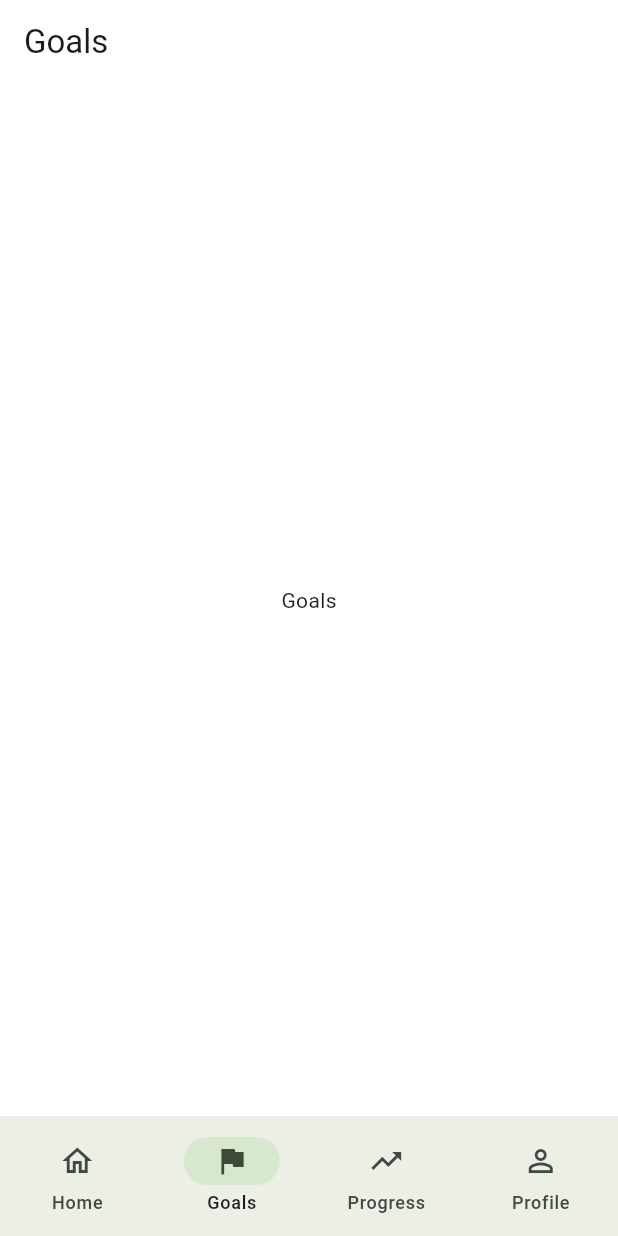
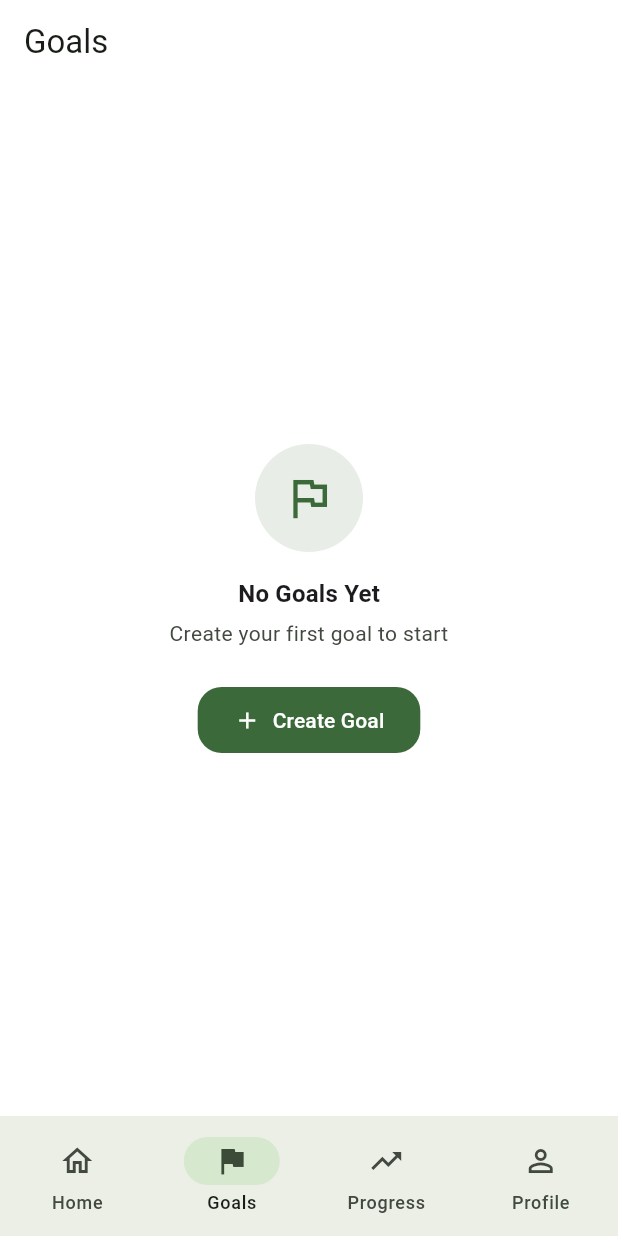
Before and after one commit to Noi451/StudySprout, a Flutter app: the screen it shows after launch, item 2 of the bottom bar chosen, on a phone screen of 412 x 824 dp. Run offline on Flutter 3.47's test engine with Material 3 defaults, Android fonts, the light colour scheme and no system bars; our stand-ins replace go_router.

Commit message:
feat(goals): implement goal foundation

```diff
--- a/lib/app/app.dart
+++ b/lib/app/app.dart
@@ -1,19 +1,25 @@
 import 'package:flutter/material.dart';
 
 import '../core/theme/app_theme.dart';
+import '../features/goals/domain/goal_store.dart';
+import '../features/goals/domain/goal_store_provider.dart';
 import 'router.dart';
 
 /// วิดเจ็ตราก (root widget) ของแอป StudySprout
 ///
 /// ใช้ [MaterialApp.router] เพื่อเชื่อมกับ [AppRouter.router] (go_router)
 /// และใช้ธีมแสง Material 3 จาก [AppTheme.light]
-/// ไม่ใช่ [MaterialApp] ธรรมดา เพราะ go_router เป็นตัวจัดการเส้นทางแทน
+///
+/// หุ้มด้วย [GoalStoreProvider] เพื่อส่ง [GoalStore] (รายการเป้าหมายใน memory)
+/// ให้ทุกหน้าใช้ร่วมกัน — Home กับ Goals แสดงข้อมูลเดียวกันและอัปเดตพร้อมกัน
 class StudySproutApp extends StatelessWidget {
   const StudySproutApp({super.key});
 
   @override
   Widget build(BuildContext context) {
-    return MaterialApp.router(
+    return GoalStoreProvider(
+      notifier: GoalStore(),
+      child: MaterialApp.router(
         title: 'StudySprout',
         debugShowCheckedModeBanner: false,
 
@@ -22,6 +28,7 @@ class StudySproutApp extends StatelessWidget {
 
         // ส่ง router ให้ MaterialApp จัดการเส้นทางทั้งหมด
         routerConfig: AppRouter.router,
+      ),
     );
   }
 }
--- /dev/null
+++ b/lib/features/goals/domain/goal.dart
@@ -0,0 +1,23 @@
+/// Model ของ "เป้าหมาย" (Goal) ของแอป StudySprout
+///
+/// เป็น data class ล้วน ๆ — เก็บข้อมูลเป้าหมายที่ผู้ใช้สร้าง
+/// ยังไม่มีการบันทึกลง Database/SharedPreferences เก็บไว้ใน memory เท่านั้น
+///
+/// ฟิลด์ทั้งหมดตามข้อกำหนด Milestone 4:
+///  - [id]            รหัสเฉพาะของเป้าหมาย
+///  - [title]         ชื่อเป้าหมาย
+///  - [targetMinutes] เป้าหมายเวลาเรียน (นาที)
+///  - [createdAt]     วันเวลาที่สร้าง
+class Goal {
+  const Goal({
+    required this.id,
+    required this.title,
+    required this.targetMinutes,
+    required this.createdAt,
+  });
+
+  final String id;
+  final String title;
+  final int targetMinutes;
+  final DateTime createdAt;
+}
--- /dev/null
+++ b/lib/features/goals/domain/goal_id_generator.dart
@@ -0,0 +1,23 @@
+import 'goal.dart';
+
+/// ตัวสร้างรหัสเฉพาะ (id) สำหรับ [Goal]
+///
+/// แยก logic การสร้าง id ออกจาก widget เพื่อให้โค้ดสะอาดและเปลี่ยนที่เดียวได้
+/// ตอนนี้ใช้ [DateTime.timestamp] อัตโนมัติ (จะ throw ในบางสภาพแวดล้อมเช่น test runner
+/// จึงคืนค่า String แทนเพื่อให้ง่ายและคาดเดาได้)
+class GoalIdGenerator {
+  GoalIdGenerator._(); // ป้องกันการสร้าง instance
+
+  /// สร้าง id จากตัวนับอัตโนมัติ — ใช้ร่วมกับรายการเพื่อให้ id ไม่ซ้ำกัน
+  ///
+  /// รับค่า count = จำนวนเป้าหมายที่มีอยู่ แล้วคืน id ถัดไป
+  /// วิธีนี้เรียบง่ายและไม่พึ่งพา [DateTime.now] (ซึ่งอาจไม่สามารถใช้ได้ในบาง context)
+  static String nextId(int currentCount) {
+    return 'goal_${currentCount + 1}';
+  }
+
+  /// คืน id ถัดไปสำหรับรายการที่มีอยู่ [existing]
+  static String nextIdFor(List<Goal> existing) {
+    return nextId(existing.length);
+  }
+}
--- /dev/null
+++ b/lib/features/goals/domain/goal_store.dart
@@ -0,0 +1,42 @@
+import 'package:flutter/foundation.dart';
+
+import 'goal.dart';
+import 'goal_id_generator.dart';
+
+/// ที่เก็บรายการเป้าหมาย (Goal) แบบ local in-memory — สำหรับทั้งแอป
+///
+/// เป็น [ChangeNotifier] เพื่อให้ widget ที่ฟัง (ListenableBuilder) รู้ว่ารายการเปลี่ยน
+/// แล้ว rebuild อัตโนมัติ — ทำให้ Home กับ Goals แสดงข้อมูลเดียวกันและอัปเดตพร้อมกัน
+///
+/// ยังไม่มีการบันทึกลง Database/SharedPreferences — เก็บใน memory เท่านั้น
+///
+/// ตัวนี้เป็น "state" ล้วน ๆ ไม่ใช่ business logic ที่ต้องห้าม
+/// (เพราะเป็นการเก็บข้อมูลตามข้อกำหนด Milestone 4: Local in-memory List)
+class GoalStore extends ChangeNotifier {
+  final List<Goal> _goals = [];
+
+  /// รายการเป้าหมายทั้งหมด (อ่านได้อย่างเดียวจากภายนอก)
+  List<Goal> get goals => List.unmodifiable(_goals);
+
+  /// เป้าหมายล่าสุด — ใช้ในหน้า Home (ถ้ามี)
+  Goal? get latestGoal =>
+      _goals.isEmpty ? null : _goals[_goals.length - 1];
+
+  /// เพิ่มเป้าหมายใหม่ แล้วแจ้ง listener ให้ rebuild
+  void add(Goal goal) {
+    _goals.add(goal);
+    notifyListeners();
+  }
+
+  /// สร้างเป้าหมายใหม่จากข้อมูลฟอร์ม (title + targetMinutes)
+  /// คำนวณ id/createdAt ภายใน domain layer ก่อนเพิ่ม
+  void createGoal({required String title, required int targetMinutes}) {
+    final goal = Goal(
+      id: GoalIdGenerator.nextIdFor(_goals),
+      title: title,
+      targetMinutes: targetMinutes,
+      createdAt: DateTime.now(),
+    );
+    add(goal);
+  }
+}
--- /dev/null
+++ b/lib/features/goals/domain/goal_store_provider.dart
@@ -0,0 +1,27 @@
+import 'package:flutter/widgets.dart';
+
+import 'goal_store.dart';
+
+/// ส่ง [GoalStore] ให้ widget ทั้งแอปผ่าน inheritance tree
+///
+/// ใช้ [InheritedNotifier] ที่รองรับการ rebuild อัตโนมัติเมื่อ [GoalStore]
+/// (ซึ่งเป็น [ChangeNotifier]) แจ้งว่ามีการเปลี่ยนแปลง — ทำให้ widget ที่
+/// ดึง store ผ่าน [GoalStoreProvider.of] ถูก rebuild เมื่อรายการเป้าหมายเปลี่ยน
+///
+/// วิธีนี้ไม่ต้องใช้ state management library (Provider/Riverpod/Bloc)
+/// และไม่ต้องแก้ router — เพียงหุ้ม MaterialApp.router ด้วย widget นี้
+class GoalStoreProvider extends InheritedNotifier<GoalStore> {
+  const GoalStoreProvider({
+    super.key,
+    required GoalStore notifier,
+    required super.child,
+  }) : super(notifier: notifier);
+
+  /// ดึง [GoalStore] จาก context — rebuild อัตโนมัติเมื่อ store เปลี่ยน
+  static GoalStore of(BuildContext context) {
+    final provider = context
+        .dependOnInheritedWidgetOfExactType<GoalStoreProvider>();
+    assert(provider != null, 'GoalStoreProvider ไม่พบใน widget tree');
+    return provider!.notifier!;
+  }
+}
--- a/lib/features/goals/presentation/goals_page.dart
+++ b/lib/features/goals/presentation/goals_page.dart
@@ -1,19 +1,61 @@
 import 'package:flutter/material.dart';
+
+import '../../../../core/theme/app_spacing.dart';
+import '../domain/goal_store.dart';
+import '../domain/goal_store_provider.dart';
+import 'widgets/goal_card.dart';
+import 'widgets/goal_create_dialog.dart';
+import 'widgets/goals_empty_state.dart';
 
 /// หน้าเป้าหมาย (Goals) — แท็บที่ 2
 ///
-/// ใน milestone นี้เป็นแค่โครงหน้า (Scaffold + AppBar + ข้อความกึ่งกลาง)
-/// ยังไม่มี business logic ใด ๆ ตามข้อกำหนด
+/// Milestone 4: Goal Foundation — ผู้ใช้สามารถสร้าง Goal ได้ (เก็บใน memory เท่านั้น)
+///
+/// ดึงรายการเป้าหมายจาก [GoalStore] กลาง (ส่งผ่าน [GoalStoreProvider])
+/// ดังนั้นเป้าหมายที่สร้างที่นี่จะแสดงที่หน้า Home ด้วย — และกลับกัน
+/// หน้านี้เป็น StatelessWidget เพียงพอ เพราะ state อยู่ใน store แล้ว
 class GoalsPage extends StatelessWidget {
   const GoalsPage({super.key});
 
+  /// เปิด dialog สร้างเป้าหมาย แล้วเพิ่มเข้า [GoalStore]
+  Future<void> _openCreateGoalDialog(BuildContext context) async {
+    final store = GoalStoreProvider.of(context);
+    final goal = await GoalCreateDialog.show(context, store.goals);
+    if (goal != null) {
+      store.add(goal);
+    }
+  }
+
   @override
   Widget build(BuildContext context) {
+    final store = GoalStoreProvider.of(context);
+    final goals = store.goals;
+    final isEmpty = goals.isEmpty;
+
     return Scaffold(
       appBar: AppBar(title: const Text('Goals')),
-      body: const Center(
-        child: Text('Goals'),
-      ),
+      body: isEmpty
+          ? GoalsEmptyState(
+              onCreate: () => _openCreateGoalDialog(context),
+            )
+          : ListView.builder(
+              padding: const EdgeInsets.all(AppSpacing.xl),
+              itemCount: goals.length,
+              itemBuilder: (context, index) {
+                return Padding(
+                  padding: const EdgeInsets.only(bottom: AppSpacing.md),
+                  child: GoalCard(goal: goals[index]),
+                );
+              },
+            ),
+      // ปุ่มลอยสร้างเป้าหมาย — แสดงเฉพาะเมื่อมีเป้าหมายแล้ว
+      // (empty state มีปุ่ม Create Goal ของตัวเองอยู่แล้ว)
+      floatingActionButton: isEmpty
+          ? null
+          : FloatingActionButton(
+              onPressed: () => _openCreateGoalDialog(context),
+              child: const Icon(Icons.add),
+            ),
     );
   }
 }
--- /dev/null
+++ b/lib/features/goals/presentation/widgets/goals_empty_state.dart
@@ -0,0 +1,70 @@
+import 'package:flutter/material.dart';
+
+import '../../../../core/theme/app_radius.dart';
+import '../../../../core/theme/app_spacing.dart';
+import '../../../../core/theme/app_text_styles.dart';
+
+/// สถานะว่าง (Empty State) ของ Goals Page
+///
+/// แสดงเมื่อยังไม่มีเป้าหมายใด ๆ — มีไอคอนในวงกลม ข้อความบอกสถานะ
+/// และปุ่ม "Create Goal" ให้ผู้ใช้เริ่มสร้างเป้าหมายแรก
+class GoalsEmptyState extends StatelessWidget {
+  const GoalsEmptyState({super.key, required this.onCreate});
+
+  /// callback เมื่อกดปุ่ม Create Goal
+  final VoidCallback onCreate;
+
+  @override
+  Widget build(BuildContext context) {
+    final theme = Theme.of(context);
+
+    return Center(
+      child: Padding(
+        padding: const EdgeInsets.all(AppSpacing.xxl),
+        child: Column(
+          mainAxisAlignment: MainAxisAlignment.center,
+          children: [
+            // ไอคอนธงในวงกลมพื้นหลังเขียวโปร่ง
+            Container(
+              width: 72,
+              height: 72,
+              decoration: BoxDecoration(
+                color: theme.colorScheme.primary.withValues(alpha: 0.12),
+                shape: BoxShape.circle,
+              ),
+              child: Icon(
+                Icons.flag_outlined,
+                color: theme.colorScheme.primary,
+                size: 36,
+              ),
+            ),
+            const SizedBox(height: AppSpacing.lg),
+            Text('No Goals Yet', style: AppTextStyles.cardTitle(context)),
+            const SizedBox(height: AppSpacing.xs),
+            Text(
+              'Create your first goal to start',
+              style: AppTextStyles.body(context),
+              textAlign: TextAlign.center,
+            ),
+            const SizedBox(height: AppSpacing.xxl),
+            // ปุ่มสร้างเป้าหมาย
+            FilledButton.icon(
+              onPressed: onCreate,
+              style: FilledButton.styleFrom(
+                shape: const RoundedRectangleBorder(
+                  borderRadius: AppRadius.button,
+                ),
+                padding: const EdgeInsets.symmetric(
+                  horizontal: AppSpacing.xxl,
+                  vertical: AppSpacing.md,
+                ),
+              ),
+              icon: const Icon(Icons.add),
+              label: const Text('Create Goal'),
+            ),
+          ],
+        ),
+      ),
+    );
+  }
+}
--- a/lib/features/home/presentation/home_page.dart
+++ b/lib/features/home/presentation/home_page.dart
@@ -1,6 +1,7 @@
 import 'package:flutter/material.dart';
 
 import '../../../../core/theme/app_spacing.dart';
+import '../../goals/domain/goal_store_provider.dart';
 import 'widgets/goal_card.dart';
 import 'widgets/start_study_button.dart';
 import 'widgets/streak_card.dart';
@@ -10,20 +11,19 @@ import 'widgets/xp_card.dart';
 
 /// หน้าหลัก (Home) — แท็บที่ 1
 ///
-/// Milestone 3: UI Polish & Design System — ปรับให้แอปมี Identity
-/// ยังไม่มี business logic ใด ๆ ทุกค่าระยะ/รัศมีดึงจาก Design System ใน `core/theme/`
+/// Milestone 4: ถ้ามีเป้าหมาย → Goal Card แสดงเป้าหมายล่าสุดแทน "No Goal Yet"
 ///
-/// โครงหน้าประกอบด้วย 6 ส่วน แยกเป็น widget ย่อยใน `widgets/`:
-///  1. [WelcomeSection]  — ข้อความต้อนรับ
-///  2. [TreeSection]      — ต้นไม้กึ่งกลาง (วงกลม halo + placeholder)
-///  3. [XpCard] + [StreakCard] — การ์ดสถิติ วางคู่กัน 2 คอลัมน์
-///  4. [GoalCard]         — เป้าหมายของวันนี้ (empty state)
-///  5. [StartStudyButton] — ปุ่มเริ่มเรียนด้านล่าง
+/// ดึงเป้าหมายล่าสุดจาก [GoalStore] กลาง (ส่งผ่าน [GoalStoreProvider])
+/// เมื่อผู้ใช้สร้างเป้าหมายที่ Goals Page หน้านี้จะอัปเดตอัตโนมัติ
 class HomePage extends StatelessWidget {
   const HomePage({super.key});
 
   @override
   Widget build(BuildContext context) {
+    // ดึงเป้าหมายล่าสุดจาก store กลาง — rebuild อัตโนมัติเมื่อ store เปลี่ยน
+    final store = GoalStoreProvider.of(context);
+    final latestGoal = store.latestGoal;
+
     return Scaffold(
       // ไม่มี AppBar เพื่อให้หน้าดูสะอาด มีพื้นที่ว่างเยอะตามสไตล์ calm/minimal
       body: SafeArea(
@@ -45,7 +45,6 @@ class HomePage extends StatelessWidget {
               const Expanded(child: TreeSection()),
 
               // 3. XP + Streak วางคู่กัน 2 คอลัมน์
-              //    หุ้มด้วย IntrinsicHeight ให้ทั้งสองการ์ดสูงเท่ากัน
               const IntrinsicHeight(
                 child: Row(
                   crossAxisAlignment: CrossAxisAlignment.stretch,
@@ -58,8 +57,8 @@ class HomePage extends StatelessWidget {
               ),
               const SizedBox(height: AppSpacing.md),
 
-              // 4. เป้าหมายของวันนี้
-              const GoalCard(),
+              // 4. เป้าหมายของวันนี้ — แสดงเป้าหมายล่าสุด หรือ empty state
+              GoalCard(goal: latestGoal),
 
               const SizedBox(height: AppSpacing.xxl),
 
```
Also changed, not shown: lib/features/goals/presentation/widgets/goal_card.dart (added, +78 -0 lines), lib/features/goals/presentation/widgets/goal_create_dialog.dart (added, +142 -0 lines), lib/features/home/presentation/widgets/goal_card.dart (+77 -9 lines), 1 other file. Lines whose indentation alone changed are shown as unchanged.
